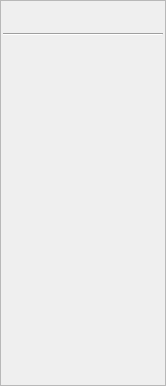
This is timeseriesviewer/ui/timeseriesdatumview.ui in jakimowb/eo-time-series-viewer as Qt 5 draws it before an edit. The edited form follows.
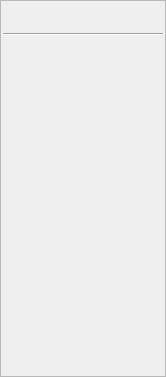
This is the edited form.

```diff
--- a/timeseriesviewer/ui/timeseriesdatumview.ui
+++ b/timeseriesviewer/ui/timeseriesdatumview.ui
@@ -7,7 +7,7 @@
     <x>0</x>
     <y>0</y>
     <width>166</width>
-    <height>386</height>
+    <height>377</height>
    </rect>
   </property>
   <property name="sizePolicy">
@@ -63,8 +63,8 @@
      </property>
      <property name="sizeHint" stdset="0">
       <size>
-       <width>20</width>
-       <height>40</height>
+       <width>0</width>
+       <height>0</height>
       </size>
      </property>
     </spacer>
```
